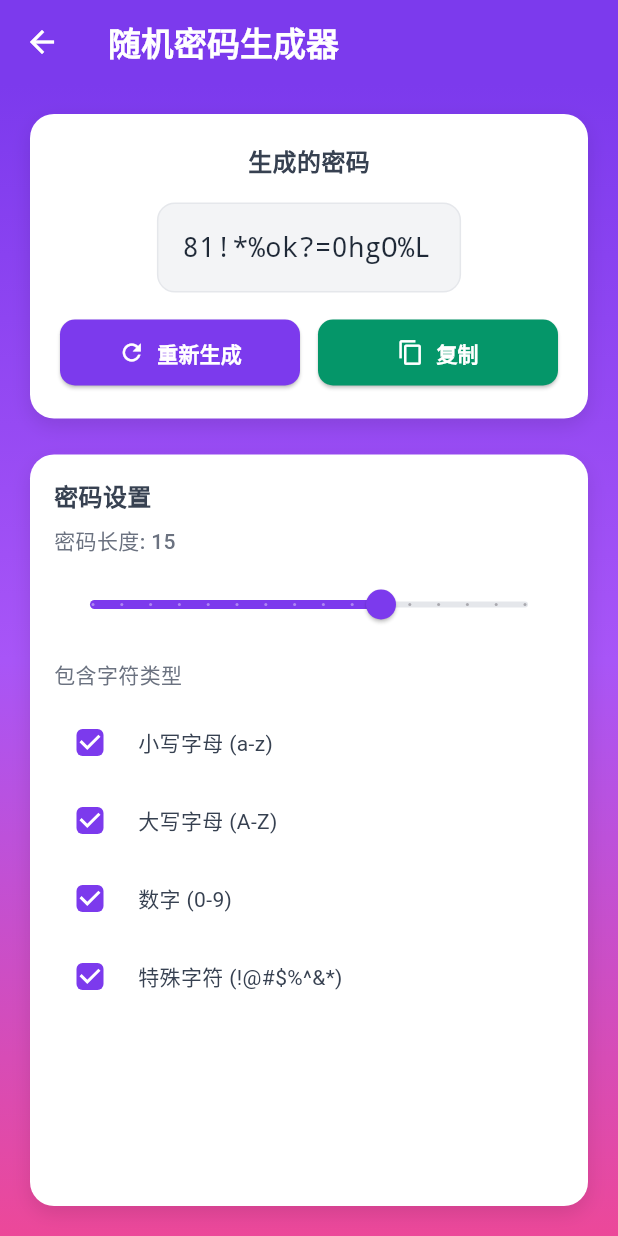
After one commit to One-Mio/OneOS-Flutter, a Flutter app: the PasswordGeneratorPage screen opened directly, on a phone screen of 412 x 824 dp. The commit adds this screen. Run offline on Flutter 3.47's test engine with Material 3 defaults, Android fonts, the phone set to English and light mode, and no system bars; our stand-ins replace connectivity_plus, device_info_plus, fl_chart, flutter_svg, get, permission_handler and 4 more; missing offline and left inert: network_info_plus; accounts and stored records are empty; network calls fail.

Commit message:
feat: 添加密码生成器功能并优化界面布局

```diff
--- a/lib/main.dart
+++ b/lib/main.dart
@@ -10,7 +10,7 @@ void main() async {
   WidgetsFlutterBinding.ensureInitialized();
 
   // 初始化PocketBase服务
-  final pbService = await Get.put(PocketBaseService()).init();
+  await Get.put(PocketBaseService()).init();
 
   // 初始化认证控制器
   Get.put(AuthController());
--- a/lib/pages/other/device_info_page.dart
+++ b/lib/pages/other/device_info_page.dart
@@ -31,7 +31,7 @@ class _DeviceInfoPageState extends State<DeviceInfoPage> {
           '设备型号': '${androidInfo.brand} ${androidInfo.model}',
           'Android版本': 'Android ${androidInfo.version.release}',
           'API级别': 'API ${androidInfo.version.sdkInt}',
-          '处理器': androidInfo.hardware ?? '未知',
+          '处理器': androidInfo.hardware,
           '制造商': androidInfo.manufacturer,
           '设备ID': androidInfo.id,
           '系统版本': androidInfo.version.incremental,
--- /dev/null
+++ b/lib/pages/other/password_generator_page.dart
@@ -0,0 +1,355 @@
+import 'package:flutter/material.dart';
+import 'package:flutter/services.dart';
+import 'package:get/get.dart';
+import 'dart:math';
+
+class PasswordGeneratorPage extends StatefulWidget {
+  const PasswordGeneratorPage({super.key});
+
+  @override
+  State<PasswordGeneratorPage> createState() => _PasswordGeneratorPageState();
+}
+
+class _PasswordGeneratorPageState extends State<PasswordGeneratorPage> {
+  String _generatedPassword = '';
+  double _passwordLength = 15;
+  bool _includeLowercase = true;
+  bool _includeUppercase = true;
+  bool _includeNumbers = true;
+  bool _includeSpecialChars = true;
+
+  final String _lowercaseChars = 'abcdefghijklmnopqrstuvwxyz';
+  final String _uppercaseChars = 'ABCDEFGHIJKLMNOPQRSTUVWXYZ';
+  final String _numberChars = '0123456789';
+  final String _specialChars = '!@#\$%^&*()_+-=[]{}|;:,.<>?';
+
+  @override
+  void initState() {
+    super.initState();
+    _generatePassword();
+  }
+
+  void _generatePassword() {
+    if (!_includeLowercase && !_includeUppercase && !_includeNumbers && !_includeSpecialChars) {
+      setState(() {
+        _generatedPassword = '请至少选择一种字符类型';
+      });
+      return;
+    }
+
+    String availableChars = '';
+    if (_includeLowercase) availableChars += _lowercaseChars;
+    if (_includeUppercase) availableChars += _uppercaseChars;
+    if (_includeNumbers) availableChars += _numberChars;
+    if (_includeSpecialChars) availableChars += _specialChars;
+
+    final random = Random();
+    String password = '';
+
+    for (int i = 0; i < _passwordLength.toInt(); i++) {
+      password += availableChars[random.nextInt(availableChars.length)];
+    }
+
+    setState(() {
+      _generatedPassword = password;
+    });
+  }
+
+  void _copyToClipboard() {
+    if (_generatedPassword.isNotEmpty && _generatedPassword != '请至少选择一种字符类型') {
+      Clipboard.setData(ClipboardData(text: _generatedPassword));
+      Get.snackbar(
+        '复制成功',
+        '密码已复制到剪贴板',
+        snackPosition: SnackPosition.BOTTOM,
+        backgroundColor: Colors.green.withOpacity(0.8),
+        colorText: Colors.white,
+        duration: const Duration(seconds: 2),
+      );
+    }
+  }
+
+  @override
+  Widget build(BuildContext context) {
+    return Scaffold(
+      appBar: AppBar(
+        title: const Text(
+          '随机密码生成器',
+          style: TextStyle(
+            color: Colors.white,
+            fontWeight: FontWeight.w600,
+          ),
+        ),
+        backgroundColor: const Color(0xFF7C3AED),
+        elevation: 0,
+        iconTheme: const IconThemeData(color: Colors.white),
+      ),
+      body: Container(
+        decoration: const BoxDecoration(
+          gradient: LinearGradient(
+            begin: Alignment.topCenter,
+            end: Alignment.bottomCenter,
+            colors: [
+              Color(0xFF7C3AED),
+              Color(0xFFA855F7),
+              Color(0xFFEC4899),
+            ],
+          ),
+        ),
+        child: SafeArea(
+          child: Padding(
+            padding: const EdgeInsets.all(20),
+            child: Column(
+              crossAxisAlignment: CrossAxisAlignment.stretch,
+              children: [
+                // 生成的密码显示区域
+                Container(
+                  padding: const EdgeInsets.all(20),
+                  decoration: BoxDecoration(
+                    color: Colors.white,
+                    borderRadius: BorderRadius.circular(16),
+                    boxShadow: [
+                      BoxShadow(
+                        color: Colors.black.withOpacity(0.1),
+                        blurRadius: 10,
+                        offset: const Offset(0, 5),
+                      ),
+                    ],
+                  ),
+                  child: Column(
+                    children: [
+                      const Text(
+                        '生成的密码',
+                        style: TextStyle(
+                          fontSize: 16,
+                          fontWeight: FontWeight.w600,
+                          color: Color(0xFF374151),
+                        ),
+                      ),
+                      const SizedBox(height: 16),
+                      Container(
+                        padding: const EdgeInsets.all(16),
+                        decoration: BoxDecoration(
+                          color: const Color(0xFFF3F4F6),
+                          borderRadius: BorderRadius.circular(12),
+                          border: Border.all(
+                            color: const Color(0xFFE5E7EB),
+                            width: 1,
+                          ),
+                        ),
+                        child: SelectableText(
+                          _generatedPassword,
+                          style: const TextStyle(
+                            fontSize: 18,
+                            fontFamily: 'monospace',
+                            fontWeight: FontWeight.w500,
+                            color: Color(0xFF1F2937),
+                          ),
+                          textAlign: TextAlign.center,
+                        ),
+                      ),
+                      const SizedBox(height: 16),
+                      Row(
+                        children: [
+                          Expanded(
+                            child: ElevatedButton.icon(
+                              onPressed: _generatePassword,
+                              icon: const Icon(Icons.refresh, color: Colors.white),
+                              label: const Text(
+                                '重新生成',
+                                style: TextStyle(color: Colors.white, fontWeight: FontWeight.w600),
+                              ),
+                              style: ElevatedButton.styleFrom(
+                                backgroundColor: const Color(0xFF7C3AED),
+                                padding: const EdgeInsets.symmetric(vertical: 12),
+                                shape: RoundedRectangleBorder(
+                                  borderRadius: BorderRadius.circular(10),
+                                ),
+                              ),
+                            ),
+                          ),
+                          const SizedBox(width: 12),
+                          Expanded(
+                            child: ElevatedButton.icon(
+                              onPressed: _copyToClipboard,
+                              icon: const Icon(Icons.copy, color: Colors.white),
+                              label: const Text(
+                                '复制',
+                                style: TextStyle(color: Colors.white, fontWeight: FontWeight.w600),
+                              ),
+                              style: ElevatedButton.styleFrom(
+                                backgroundColor: const Color(0xFF059669),
+                                padding: const EdgeInsets.symmetric(vertical: 12),
+                                shape: RoundedRectangleBorder(
+                                  borderRadius: BorderRadius.circular(10),
+                                ),
+                              ),
+                            ),
+                          ),
+                        ],
+                      ),
+                    ],
+                  ),
+                ),
+
+                const SizedBox(height: 24),
+
+                // 设置区域
+                Expanded(
+                  child: Container(
+                    padding: const EdgeInsets.all(16),
+                    decoration: BoxDecoration(
+                      color: Colors.white,
+                      borderRadius: BorderRadius.circular(16),
+                      boxShadow: [
+                        BoxShadow(
+                          color: Colors.black.withOpacity(0.1),
+                          blurRadius: 10,
+                          offset: const Offset(0, 5),
+                        ),
+                      ],
+                    ),
+                    child: Column(
+                      crossAxisAlignment: CrossAxisAlignment.start,
+                      children: [
+                        const Text(
+                          '密码设置',
+                          style: TextStyle(
+                            fontSize: 16,
+                            fontWeight: FontWeight.w600,
+                            color: Color(0xFF374151),
+                          ),
+                        ),
+                        const SizedBox(height: 8),
+
+                        // 密码长度设置
+                        Text(
+                          '密码长度: ${_passwordLength.toInt()}',
+                          style: const TextStyle(
+                            fontSize: 14,
+                            fontWeight: FontWeight.w500,
+                            color: Color(0xFF6B7280),
+                          ),
+                        ),
+                        const SizedBox(height: 8),
+                        SliderTheme(
+                          data: SliderTheme.of(context).copyWith(
+                            activeTrackColor: const Color(0xFF7C3AED),
+                            inactiveTrackColor: const Color(0xFFE5E7EB),
+                            thumbColor: const Color(0xFF7C3AED),
+                            overlayColor: const Color(0xFF7C3AED).withOpacity(0.2),
+                          ),
+                          child: Slider(
+                            value: _passwordLength,
+                            min: 5,
+                            max: 20,
+                            divisions: 15,
+                            onChanged: (value) {
+                              setState(() {
+                                _passwordLength = value;
+                              });
+                              _generatePassword();
+                            },
+                          ),
+                        ),
+
+                        const SizedBox(height: 12),
+
+                        // 字符类型选择
+                        const Text(
+                          '包含字符类型',
+                          style: TextStyle(
+                            fontSize: 14,
+                            fontWeight: FontWeight.w500,
+                            color: Color(0xFF6B7280),
+                          ),
+                        ),
+                        const SizedBox(height: 12),
+
+                        _buildCheckboxTile(
+                          title: '小写字母 (a-z)',
+                          value: _includeLowercase,
+                          onChanged: (value) {
+                            setState(() {
+                              _includeLowercase = value!;
+                            });
+                            _generatePassword();
+                          },
+                        ),
+
+                        _buildCheckboxTile(
+                          title: '大写字母 (A-Z)',
+                          value: _includeUppercase,
+                          onChanged: (value) {
+                            setState(() {
+                              _includeUppercase = value!;
+                            });
+                            _generatePassword();
+                          },
+                        ),
+
+                        _buildCheckboxTile(
+                          title: '数字 (0-9)',
+                          value: _includeNumbers,
+                          onChanged: (value) {
+                            setState(() {
+                              _includeNumbers = value!;
+                            });
+                            _generatePassword();
+                          },
+                        ),
+
+                        _buildCheckboxTile(
+                          title: '特殊字符 (!@#\$%^&*)',
+                          value: _includeSpecialChars,
+                          onChanged: (value) {
+                            setState(() {
+                              _includeSpecialChars = value!;
+                            });
+                            _generatePassword();
+                          },
+                        ),
+                      ],
+                    ),
+                  ),
+                ),
+              ],
+            ),
+          ),
+        ),
+      ),
+    );
+  }
+
+  Widget _buildCheckboxTile({
+    required String title,
+    required bool value,
+    required ValueChanged<bool?> onChanged,
+  }) {
+    return Container(
+      margin: const EdgeInsets.only(bottom: 4),
+      child: Row(
+        children: [
+          Checkbox(
+            value: value,
+            onChanged: onChanged,
+            activeColor: const Color(0xFF7C3AED),
+            shape: RoundedRectangleBorder(
+              borderRadius: BorderRadius.circular(4),
+            ),
+          ),
+          const SizedBox(width: 8),
+          Expanded(
+            child: Text(
+              title,
+              style: const TextStyle(
+                fontSize: 14,
+                color: Color(0xFF374151),
+              ),
+            ),
+          ),
+        ],
+      ),
+    );
+  }
+}
--- a/lib/pages/settings/device_info_page.dart
+++ b/lib/pages/settings/device_info_page.dart
@@ -1,5 +1,4 @@
 import 'package:flutter/material.dart';
-import 'package:get/get.dart';
 
 class DeviceInfoPage extends StatelessWidget {
   const DeviceInfoPage({super.key});
--- a/lib/pages/working_hours/working_hours_reports_page.dart
+++ b/lib/pages/working_hours/working_hours_reports_page.dart
@@ -2,7 +2,6 @@ import 'package:flutter/material.dart';
 import 'package:get/get.dart';
 import 'package:fl_chart/fl_chart.dart';
 import '../../controllers/working_hour_controller.dart';
-import '../../models/working_hour_model.dart';
 
 class WorkingHoursReportsPage extends StatefulWidget {
   const WorkingHoursReportsPage({Key? key}) : super(key: key);
@@ -1092,11 +1091,6 @@ class _WorkingHoursReportsPageState extends State<WorkingHoursReportsPage>
     );
   }
 
-  // 显示指定年份的月份选择器（已废弃，保留兼容性）
-  void _showMonthPickerForYear(int year) {
-    // 直接调用新的月份选择器
-    _showMonthPicker();
-  }
 
   // 获取当前选中月份的数据
   Map<String, dynamic> _getCurrentMonthData() {
--- a/pubspec.yaml
+++ b/pubspec.yaml
@@ -28,7 +28,6 @@ dependencies:
   network_info_plus: ^5.0.3 # 用于获取网络信息
   permission_handler: ^11.3.1 # 用于权限管理
   http: ^1.1.0 # 用于HTTP请求
-
 dev_dependencies:
   flutter_test:
     sdk: flutter
```
Also changed, not shown: lib/pages/accounting/finance_main_page.dart (+0 -76 lines), lib/pages/endowment_insurance/endowment_insurance_report_page.dart (+12 -80 lines), lib/pages/home_page.dart (+16 -9 lines), lib/pages/other/bank_card_page.dart (+6 -6 lines), assets/images/phone _wallpapers.jpeg (deleted), pubspec.lock.
